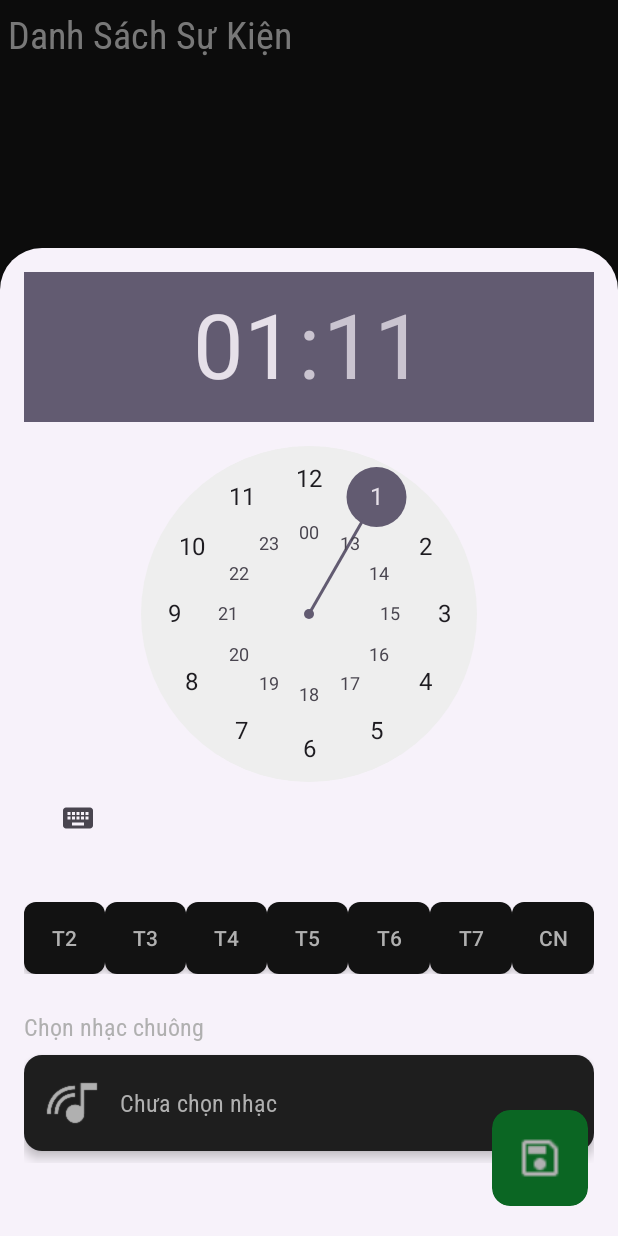
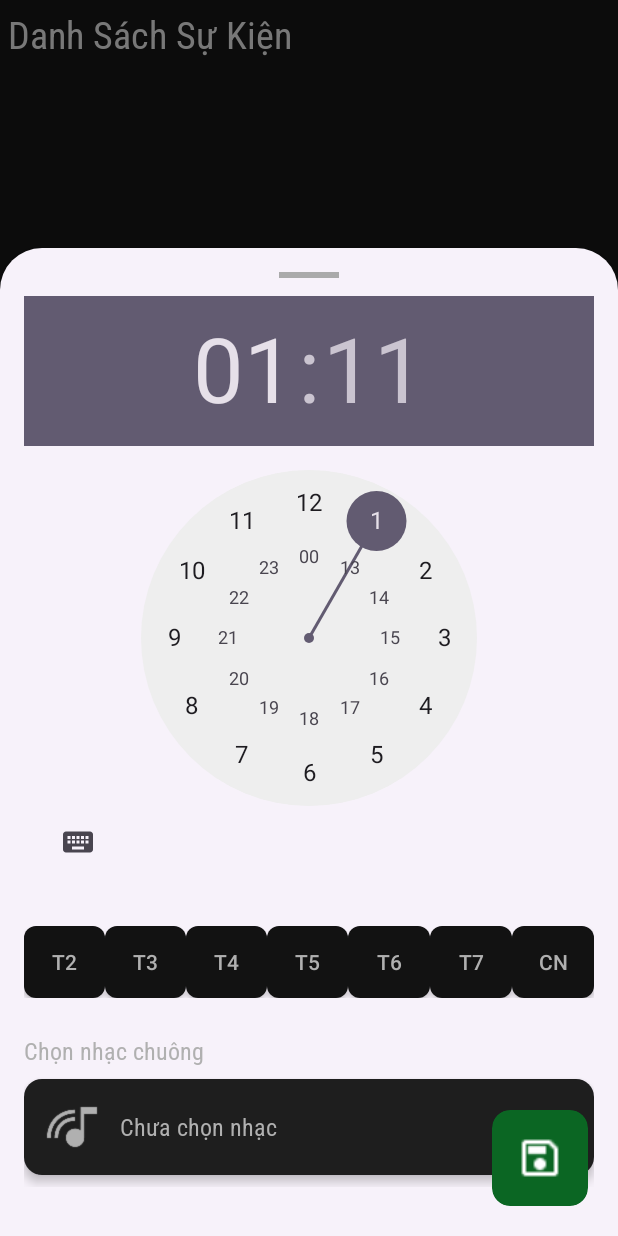
Before and after one commit to Sier-eN/App_TG, an Android app: the fragment ThemBaoThucBottomSheet placed in its activity, on a phone screen of 412 x 824 dp. Run offline under Robolectric (Android 15) with nearby library versions, the phone set to English and light mode, and no system bars.

Commit message:
Sửa Lần Thứ n+2

```diff
--- a/AppTG/app/src/main/res/layout/activity_thembaothuc.xml
+++ b/AppTG/app/src/main/res/layout/activity_thembaothuc.xml
@@ -17,6 +17,13 @@
             android:layout_height="wrap_content"
             android:orientation="vertical"
             android:gravity="center_horizontal">
+
+            <View
+                android:layout_width="40dp"
+                android:layout_height="4dp"
+                android:layout_gravity="center"
+                android:background="@android:color/darker_gray"
+                android:layout_marginBottom="12dp" />
 
             <!-- Time Picker -->
             <TimePicker
@@ -185,7 +192,7 @@
             android:layout_height="match_parent"
             android:padding="16dp"
             android:src="@drawable/save"
-            app:tint="@color/mautrangnhathon"
+            app:tint="@color/white"
             android:contentDescription="Lưu" />
     </com.google.android.material.card.MaterialCardView>
     <com.google.android.material.card.MaterialCardView
@@ -195,7 +202,7 @@
         android:layout_gravity="bottom|start"
         android:layout_margin="20dp"
         app:strokeColor="@android:color/transparent"
-        android:backgroundTint="@color/red_soft_medium2"
+        android:backgroundTint="@color/do_dam3"
         android:foreground="?attr/selectableItemBackgroundBorderless"
         >
 
@@ -205,7 +212,7 @@
             android:layout_height="match_parent"
             android:padding="16dp"
             android:src="@drawable/xoa"
-            app:tint="@color/mautrangnhathon"
+            app:tint="@color/white"
             android:contentDescription="Lưu" />
     </com.google.android.material.card.MaterialCardView>
 
--- a/AppTG/app/src/main/res/layout/fragment_baothuc.xml
+++ b/AppTG/app/src/main/res/layout/fragment_baothuc.xml
@@ -29,7 +29,7 @@
             android:layout_height="wrap_content"
             android:padding="8dp"
             android:src="@drawable/add"
-            app:tint="@color/mautrangnhathon"
+            app:tint="@color/white"
             android:contentDescription="Thêm báo thức" />
     </com.google.android.material.card.MaterialCardView>
 
--- a/AppTG/app/src/main/res/layout/fragment_home.xml
+++ b/AppTG/app/src/main/res/layout/fragment_home.xml
@@ -57,19 +57,19 @@
         android:layout_height="65dp"
         android:layout_gravity="bottom|end"
         android:layout_margin="16dp"
+        app:cardBackgroundColor="@color/green_dark"
         app:cardCornerRadius="8dp"
-        app:cardElevation="6dp"
-        app:cardBackgroundColor="@color/green_dark">
+        app:cardElevation="6dp">
 
         <ImageView
-            android:layout_gravity="center"
             android:id="@+id/img_add"
             android:layout_width="wrap_content"
             android:layout_height="wrap_content"
+            android:layout_gravity="center"
+            android:contentDescription="Thêm sự kiện"
             android:padding="8dp"
             android:src="@drawable/add"
-            app:tint="@color/mautrangnhathon"
-            android:contentDescription="Thêm sự kiện" />
+            app:tint="@color/white" />
     </com.google.android.material.card.MaterialCardView>
 
 </FrameLayout>
--- a/AppTG/app/src/main/res/values/colors.xml
+++ b/AppTG/app/src/main/res/values/colors.xml
@@ -11,6 +11,9 @@
     <color name="mauxamnhat">#666666</color>
     <color name="switch_on">#4CAF50</color>
     <color name="soft_red">#FF6B6B</color>
+    <color name="do_dam1">#D32F2F</color>
+    <color name="do_dam2">#C62828</color>
+    <color name="do_dam3">#B71C1C</color>
     <color name="red_soft_medium1">#FF5252</color> <!-- đỏ nhạt vừa, tươi hơn -->
     <color name="red_soft_medium2">#FF4C4C</color> <!-- đỏ ấm, nổi bật hơn nhưng vẫn dịu -->
     <color name="red_soft_medium3">#FF3B3B</color> <!-- đỏ đậm hơn, rõ sắc đỏ -->
```
Also changed, not shown: AppTG/app/src/main/java/Adapter/BaoThucAdapter.java (+15 -13 lines), AppTG/app/src/main/java/Fragments/HomeFragment.java (+10 -16 lines).
